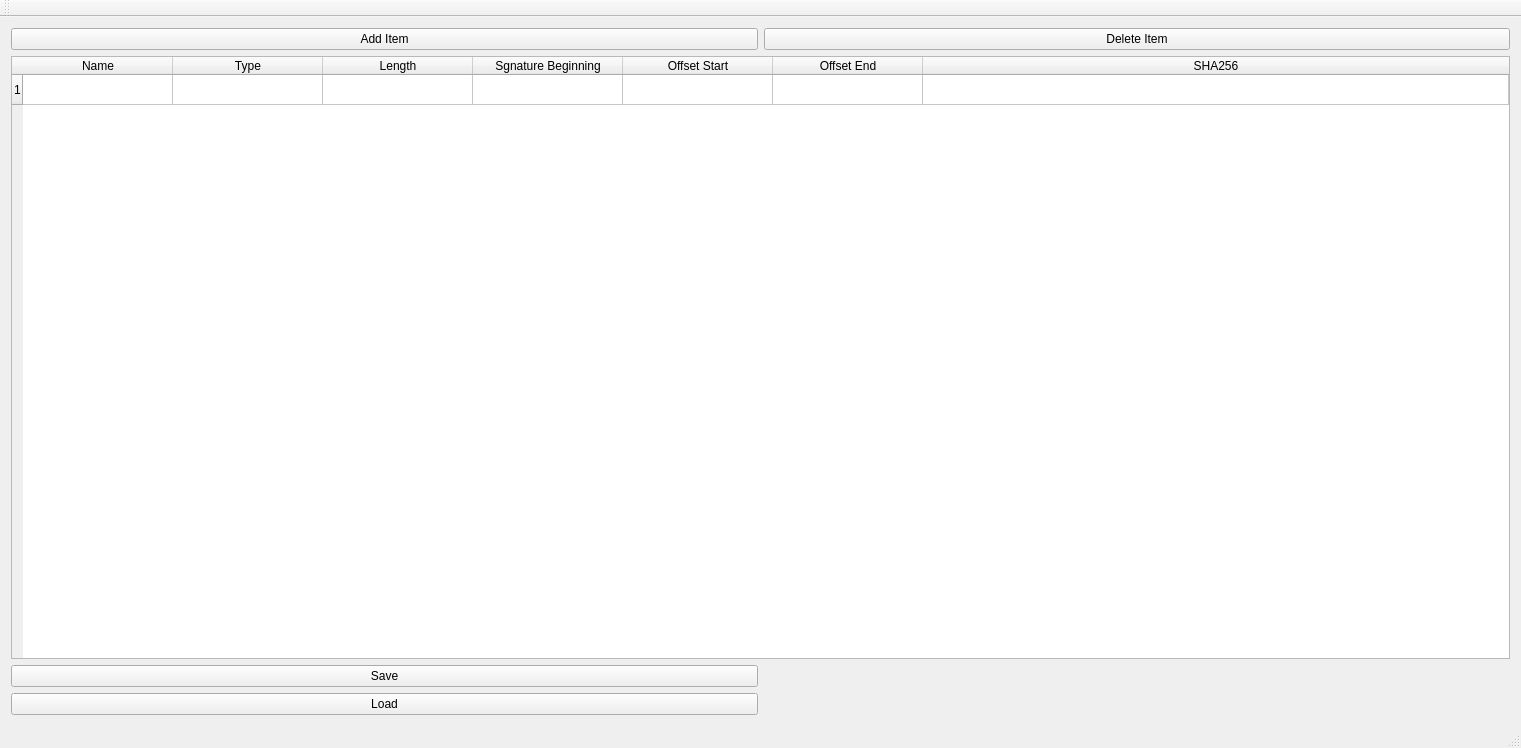
This is DBEdit/DBEdit.ui in JhinGrace/AntiVirus as Qt 5 draws it before an edit. The edited form follows.
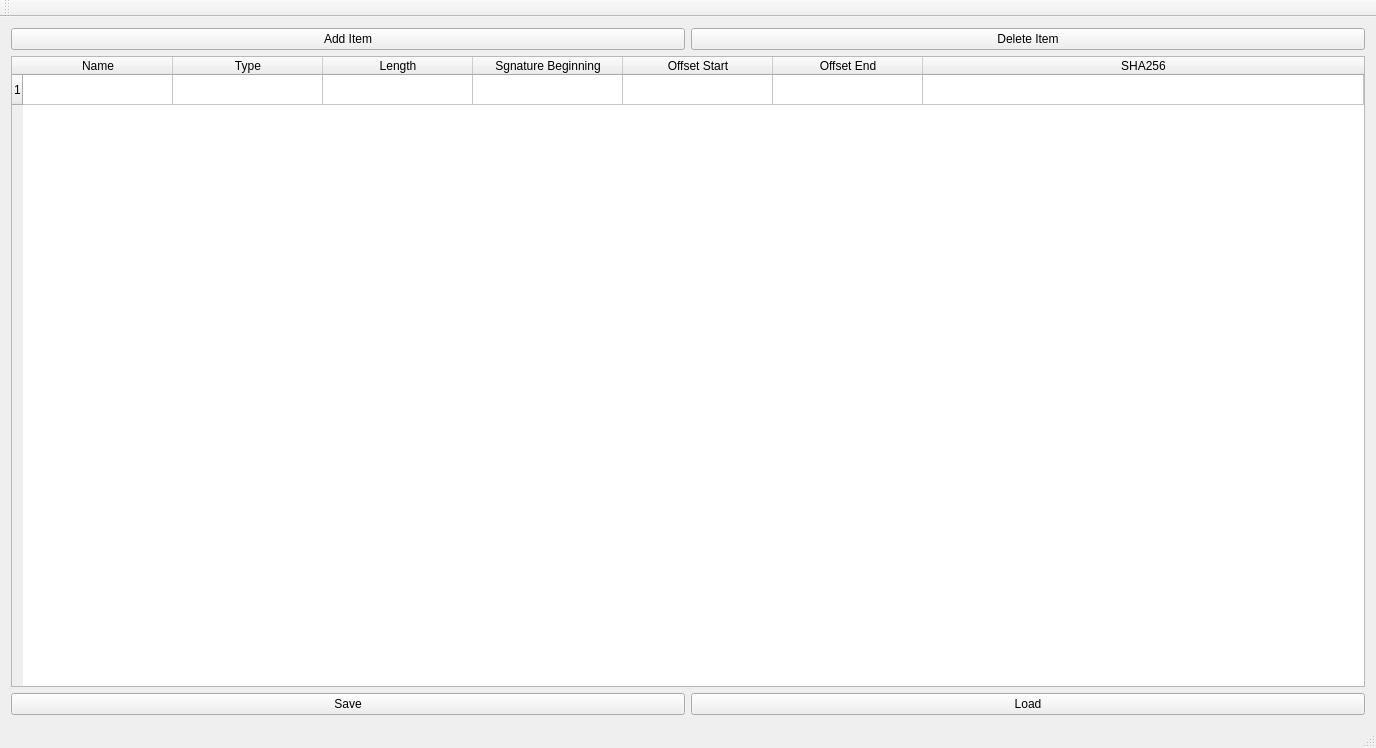
This is the edited form.

```diff
--- a/DBEdit/DBEdit.ui
+++ b/DBEdit/DBEdit.ui
@@ -6,7 +6,7 @@
    <rect>
     <x>0</x>
     <y>0</y>
-    <width>1521</width>
+    <width>1376</width>
     <height>748</height>
    </rect>
   </property>
@@ -97,7 +97,7 @@
       </property>
      </widget>
     </item>
-    <item row="3" column="0">
+    <item row="2" column="1">
      <widget class="QPushButton" name="Load">
       <property name="text">
        <string>Load</string>
```
Left out of the diff: 2 changed lines with no effect on the pictures.
